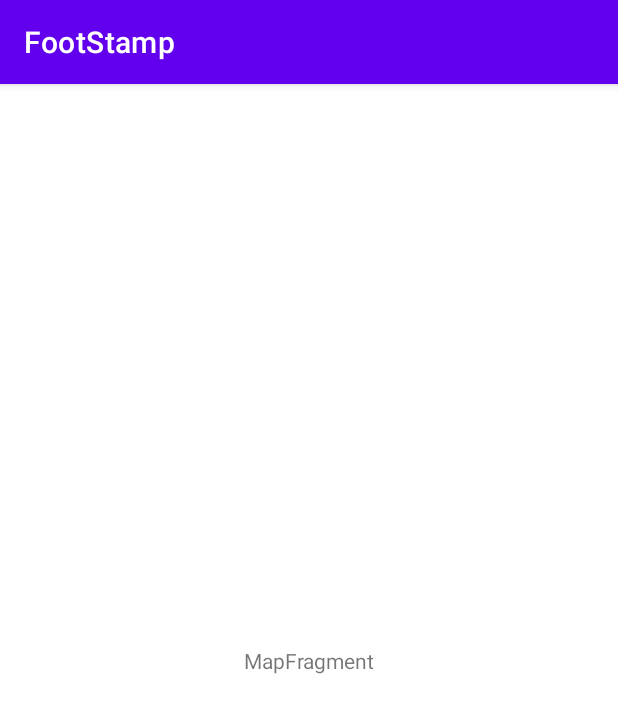
After one commit to SnoopyKim/FootStamp, an Android app: the fragment MapFragment shown on its own in the app's theme, on a phone screen of 412 x 824 dp. The commit adds this screen. Shown: the top 713 px of the screen. Run offline under Robolectric (Android 15) with nearby library versions, the phone set to English and light mode, and no system bars.

Commit message:
바텀 네비게이션 생성 및 프래그먼트 설정

```diff
--- a/app/build.gradle
+++ b/app/build.gradle
@@ -15,6 +15,10 @@ android {
         versionName "1.0"
 
         testInstrumentationRunner "androidx.test.runner.AndroidJUnitRunner"
+    }
+
+    buildFeatures {
+        viewBinding = true
     }
 
     buildTypes {
@@ -39,6 +43,7 @@ dependencies {
     implementation 'androidx.appcompat:appcompat:1.3.1'
     implementation 'com.google.android.material:material:1.4.0'
     implementation 'androidx.constraintlayout:constraintlayout:2.1.0'
+    implementation 'androidx.legacy:legacy-support-v4:1.0.0'
     testImplementation 'junit:junit:4.+'
     androidTestImplementation 'androidx.test.ext:junit:1.1.3'
     androidTestImplementation 'androidx.test.espresso:espresso-core:3.4.0'
--- /dev/null
+++ b/app/src/main/java/project/android/footstamp/MapFragment.kt
@@ -0,0 +1,41 @@
+package project.android.footstamp
+
+import android.os.Bundle
+import android.view.LayoutInflater
+import android.view.View
+import android.view.ViewGroup
+import androidx.fragment.app.Fragment
+
+
+class MapFragment : Fragment() {
+
+    override fun onCreate(savedInstanceState: Bundle?) {
+        super.onCreate(savedInstanceState)
+    }
+
+    override fun onCreateView(
+        inflater: LayoutInflater, container: ViewGroup?,
+        savedInstanceState: Bundle?,
+    ): View? {
+        // Inflate the layout for this fragment
+        return inflater.inflate(R.layout.fragment_map, container, false)
+    }
+
+    companion object {
+        /**
+         * Use this factory method to create a new instance of
+         * this fragment using the provided parameters.
+         *
+         * @param param1 Parameter 1.
+         * @param param2 Parameter 2.
+         * @return A new instance of fragment MapFragment.
+         */
+        // TODO: Rename and change types and number of parameters
+        @JvmStatic
+        fun newInstance(param1: String, param2: String) =
+            MapFragment().apply {
+                // TODO: 일단 냅둬
+
+            }
+    }
+}
--- /dev/null
+++ b/app/src/main/res/layout/fragment_map.xml
@@ -0,0 +1,19 @@
+<?xml version="1.0" encoding="utf-8"?>
+<androidx.constraintlayout.widget.ConstraintLayout xmlns:android="http://schemas.android.com/apk/res/android"
+    xmlns:tools="http://schemas.android.com/tools"
+    android:layout_width="match_parent"
+    android:layout_height="match_parent"
+    xmlns:app="http://schemas.android.com/apk/res-auto"
+    tools:context=".MapFragment">
+
+    <!-- TODO: Update blank fragment layout -->
+    <TextView
+        android:layout_width="wrap_content"
+        android:layout_height="wrap_content"
+        android:text="MapFragment"
+        app:layout_constraintTop_toTopOf="parent"
+        app:layout_constraintBottom_toBottomOf="parent"
+        app:layout_constraintStart_toStartOf="parent"
+        app:layout_constraintEnd_toEndOf="parent"/>
+
+</androidx.constraintlayout.widget.ConstraintLayout>
--- a/app/src/main/res/values/strings.xml
+++ b/app/src/main/res/values/strings.xml
@@ -1,3 +1,5 @@
 <resources>
     <string name="app_name">FootStamp</string>
+    <!-- TODO: Remove or change this placeholder text -->
+    <string name="hello_blank_fragment">Hello blank fragment</string>
 </resources>
```
Also changed, not shown: app/src/main/java/project/android/footstamp/GalleryFragment.kt (added, +40 -0 lines), app/src/main/java/project/android/footstamp/MainActivity.kt (+47 -2 lines), app/src/main/java/project/android/footstamp/SettingFragment.kt (added, +41 -0 lines), app/src/main/res/drawable/ic_collections.xml (added, +10 -0 lines), app/src/main/res/drawable/ic_map.xml (added, +10 -0 lines), app/src/main/res/drawable/ic_settings.xml (added, +10 -0 lines), app/src/main/res/layout/activity_main.xml (+14 -7 lines), app/src/main/res/layout/fragment_gallery.xml (added, +19 -0 lines), app/src/main/res/layout/fragment_setting.xml (added, +19 -0 lines), app/src/main/res/menu/bottom_nav_menu.xml (added, +18 -0 lines).
